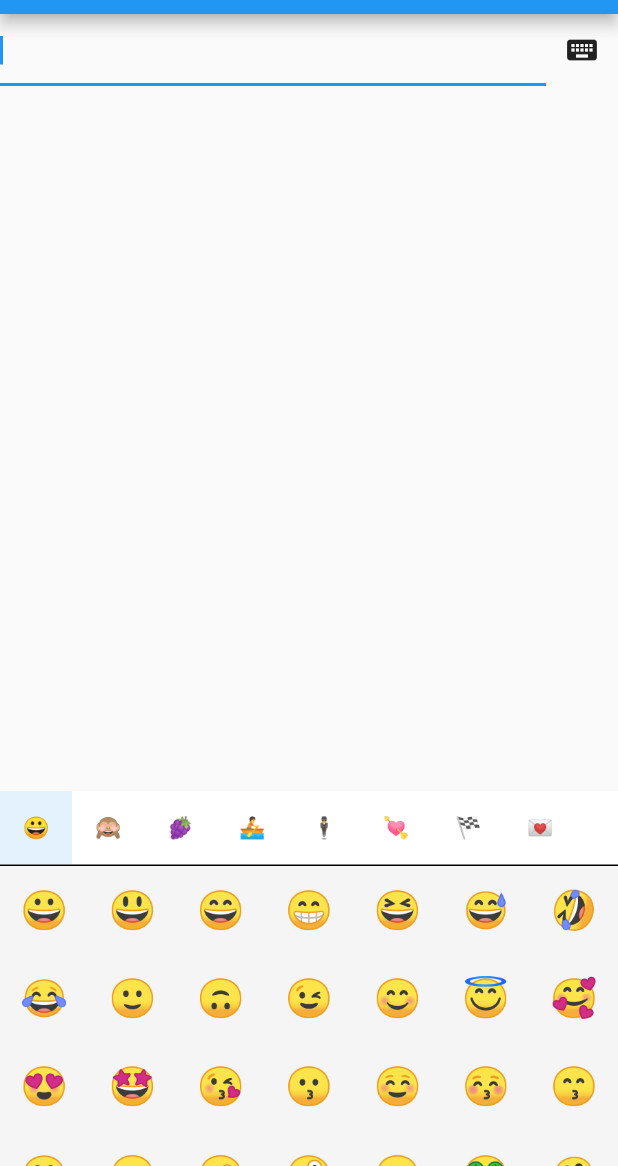
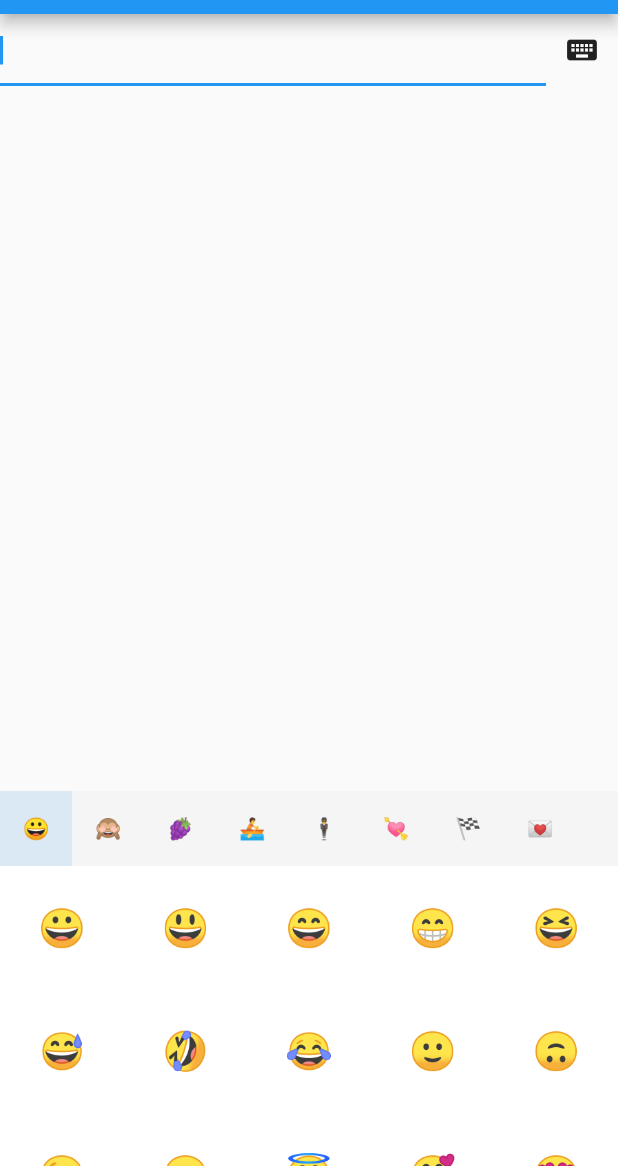
Before and after one commit to talhabalaj/flutter_emoji_keyboard, a Flutter app: the screen it shows after launch, after a tap on the "insert emoticon" icon, on a phone screen of 412 x 824 dp, the part 70-1236 px from its top. Run offline on Flutter 3.47's test engine with Material 2 defaults, Android fonts, the phone set to English and light mode, and no system bars.

```diff
--- a/example/lib/main.dart
+++ b/example/lib/main.dart
@@ -1,3 +1,5 @@
+import 'dart:async';
+
 import 'package:emoji_keyboard/emoji_keyboard.dart';
 import 'package:flutter/material.dart';
 import 'package:flutter/services.dart';
@@ -85,6 +87,10 @@ class _MyHomePageState extends State<MyHomePage> {
                       if (_isEmojiOpen) {
                         if (!_focusNode.hasFocus) {
                           _focusNode.requestFocus();
+                          Timer(Duration(milliseconds: 1), () {
+                            SystemChannels.textInput
+                                .invokeMethod('TextInput.hide');
+                          });
                         }
                         SystemChannels.textInput.invokeMethod('TextInput.hide');
                       } else
--- a/lib/emoji_keyboard.dart
+++ b/lib/emoji_keyboard.dart
@@ -64,18 +64,13 @@ class _EmojiKeyboardState extends State<EmojiKeyboard> {
         .toList();
     return Container(
       height: widget.height,
-      color: Colors.grey[100],
+      color: Colors.white,
       width: double.infinity,
       child: Column(
         children: <Widget>[
           Container(
             height: 50,
-            decoration: BoxDecoration(
-              color: Colors.white,
-              border: BorderDirectional(
-                bottom: BorderSide(),
-              ),
-            ),
+            color: Colors.grey[100],
             child: ListView(
               scrollDirection: Axis.horizontal,
               children: [
@@ -92,15 +87,17 @@ class _EmojiKeyboardState extends State<EmojiKeyboard> {
                       .toList(),
                   renderBorder: false,
                   onPressed: (int index) {
+                    final _isTabSelectedCopy = [..._isTabSelected];
+                    for (int i = 0; i < _isTabSelectedCopy.length; i++) {
+                      if (i == index) {
+                        _isTabSelectedCopy[i] = true;
+                      } else if (_isTabSelectedCopy[i]) {
+                        _isTabSelectedCopy[i] = false;
+                      }
+                    }
                     setState(
                       () {
-                        for (int i = 0; i < _isTabSelected.length; i++) {
-                          if (i == index) {
-                            _isTabSelected[i] = true;
-                          } else if (_isTabSelected[i]) {
-                            _isTabSelected[i] = false;
-                          }
-                        }
+                        _isTabSelected = _isTabSelectedCopy;
                       },
                     );
                   },
@@ -110,11 +107,7 @@ class _EmojiKeyboardState extends State<EmojiKeyboard> {
             ),
           ),
           Expanded(
-            child: AnimatedSwitcher(
-              duration: Duration(milliseconds: 250),
-              child:
-                  emojiGrids[_isTabSelected.indexWhere((element) => element)],
-            ),
+            child: emojiGrids[_isTabSelected.indexWhere((element) => element)],
           ),
         ],
       ),
@@ -138,8 +131,12 @@ class EmojiGrid extends StatelessWidget {
   Widget build(BuildContext context) {
     return GridView.builder(
       itemCount: emojis.length,
+      physics: BouncingScrollPhysics(),
+      shrinkWrap: true,
+      addAutomaticKeepAlives: true,
       gridDelegate: SliverGridDelegateWithFixedCrossAxisCount(
-        crossAxisCount: 7,
+        crossAxisCount: 5,
+        childAspectRatio: 1,
       ),
       itemBuilder: (context, index) => EmojiButton(
         emoji: emojis[index].emoji,
```
